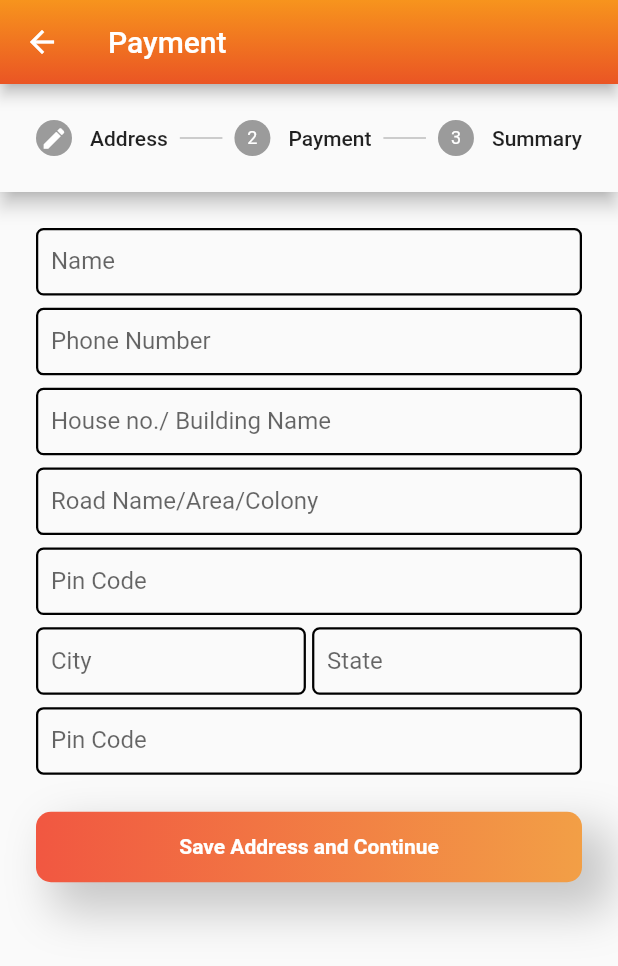
After one commit to dminj22/sell_beta, a Flutter app: the CreateOrderPage screen opened directly, on a phone screen of 412 x 824 dp. The commit adds this screen. Shown: the top 966 px of the screen. Run offline on Flutter 3.47's test engine with Material 2 defaults, Android fonts, the phone set to English and light mode, and no system bars; our stand-ins replace carousel_slider, flutter_html, flutter_rating_bar, fluttertoast, google_fonts, image_cropper and 7 more; missing offline and left inert: flutter_expanded_tile; accounts and stored records are empty; network calls fail.

Commit message:
03-01-2022

```diff
--- a/lib/Component/Widgets.dart
+++ b/lib/Component/Widgets.dart
@@ -274,6 +274,8 @@ class CustomTextField extends StatelessWidget {
 
   final initialValue;
 
+  final label;
+
   const CustomTextField(
       {Key? key,
       this.visible,
@@ -290,7 +292,7 @@ class CustomTextField extends StatelessWidget {
       this.check,
       this.iconColor,
       this.enable,
-      this.initialValue})
+      this.initialValue, this.label})
       : super(key: key);
 
   @override
@@ -308,6 +310,7 @@ class CustomTextField extends StatelessWidget {
           controller: controller,
           obscureText: obscure ?? false,
           decoration: InputDecoration(
+            label: label,
             contentPadding: EdgeInsets.only(left: 10),
             suffixIcon: suffix ??
                 Padding(
--- /dev/null
+++ b/lib/Screen/Product/create_order/create_order.dart
@@ -0,0 +1,177 @@
+import 'package:flutter/material.dart';
+import 'package:flutter_html/shims/dart_ui.dart';
+import 'package:sell_beta_customer/Component/Widgets.dart';
+import 'package:sell_beta_customer/Screen/Profile/profile_edit.dart';
+
+class CreateOrderPage extends StatefulWidget {
+  const CreateOrderPage({Key? key}) : super(key: key);
+
+  @override
+  _CreateOrderPageState createState() => _CreateOrderPageState();
+}
+
+class _CreateOrderPageState extends State<CreateOrderPage> {
+  var index = 0;
+
+  @override
+  Widget build(BuildContext context) {
+    var height = MediaQuery.of(context).size.height;
+    var width = MediaQuery.of(context).size.width;
+    return Scaffold(
+      appBar: AppBar(
+        title: Text("Payment"),
+        flexibleSpace: Container(
+          decoration: BoxDecoration(
+              gradient: LinearGradient(
+                  begin: Alignment.bottomCenter,
+                  end: Alignment.topCenter,
+                  colors: <Color>[
+                Color(0xffEA5524),
+                Color(0xffF7941D),
+              ])),
+        ),
+      ),
+      body: Stepper(
+        elevation: 5,
+          type: StepperType.horizontal,
+          physics: ClampingScrollPhysics(),
+          controlsBuilder: (context , control){
+          return Row(children: [
+            index == 0?
+            Expanded(
+              child: CustomButtons(
+                onPressed: (){
+                  setState(() {
+                    index = index +1;
+                  });
+                },
+                color: [
+                  Color(0xffF15741),
+                  Color(0xffF29F46)
+                ],
+                text: "Save Address and Continue",
+              ),
+            ):Expanded(
+              child: CustomButtons(
+                onPressed: (){
+                  setState(() {
+                    index = index +1;
+                  });
+                },
+                color: [
+                  Color(0xffF15741),
+                  Color(0xffF29F46)
+                ],
+                text: "Payment",
+              ),
+            )
+          ],);
+          },
+          currentStep: index,
+          steps: [
+            Step(
+              state: StepState.editing,
+              title: Text("Address"),
+              content: Column(
+                children: [
+                  Row(
+                    children: [
+                      Expanded(
+                          child: CustomTextField(
+                        label: Text("Name"),
+                      )),
+                    ],
+                  ),
+                  SizedBox(
+                    height: height * .01,
+                  ),
+                  Row(
+                    children: [
+                      Expanded(
+                          child: CustomTextField(
+                        label: Text("Phone Number"),
+                      )),
+                    ],
+                  ),
+                  SizedBox(
+                    height: height * .01,
+                  ),
+                  Row(
+                    children: [
+                      Expanded(
+                          child: CustomTextField(
+                        label: Text("House no./ Building Name"),
+                      )),
+                    ],
+                  ),
+                  SizedBox(
+                    height: height * .01,
+                  ),
+                  Row(
+                    children: [
+                      Expanded(
+                          child: CustomTextField(
+                        label: Text("Road Name/Area/Colony"),
+                      )),
+                    ],
+                  ),
+                  SizedBox(
+                    height: height * .01,
+                  ),
+                  Row(
+                    children: [
+                      Expanded(
+                          child: CustomTextField(
+                        label: Text("Pin Code"),
+                      )),
+                    ],
+                  ),
+                  SizedBox(
+                    height: height * .01,
+                  ),
+                  Row(
+                    children: [
+                      Expanded(
+                          child: CustomTextField(
+                        label: Text("City"),
+                      )),
+                      SizedBox(
+                        width: width * .01,
+                      ),
+                      Expanded(
+                          child: CustomTextField(
+                        label: Text("State"),
+                      )),
+                    ],
+                  ),
+                  SizedBox(
+                    height: height * .01,
+                  ),
+                  Row(
+                    children: [
+                      Expanded(
+                          child: CustomTextField(
+                        label: Text("Pin Code"),
+                      )),
+                    ],
+                  ),
+                  SizedBox(
+                    height: height * .03,
+                  ),
+                ],
+              ),
+            ),
+            Step(
+                title: Text("Payment"),
+                content: Column(
+                  children: [],
+                )),
+            Step(
+                title: Text("Summary"),
+                content: Column(
+                  children: [],
+                )),
+          ]),
+    );
+  }
+}
```
Also changed, not shown: lib/Api/api-repo/api.dart (+49 -15 lines), lib/Api/model/cart_update_quantity_model.dart (added, +22 -0 lines), lib/Screen/Product/Cart/cart_page.dart (+36 -3 lines).
